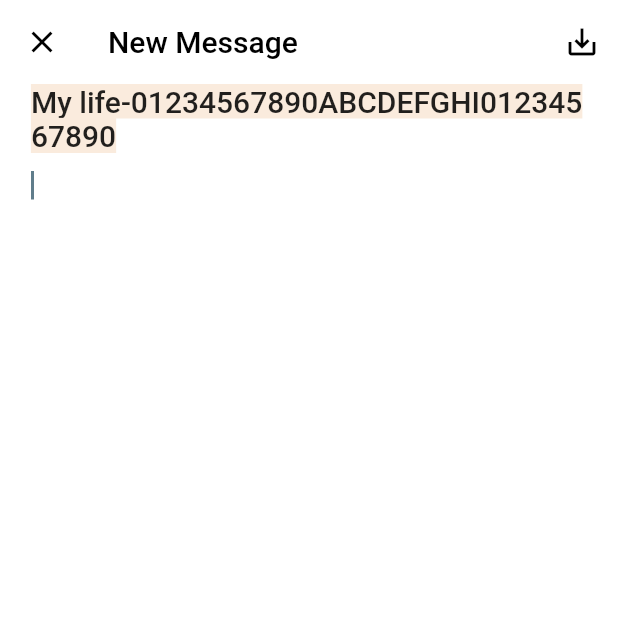
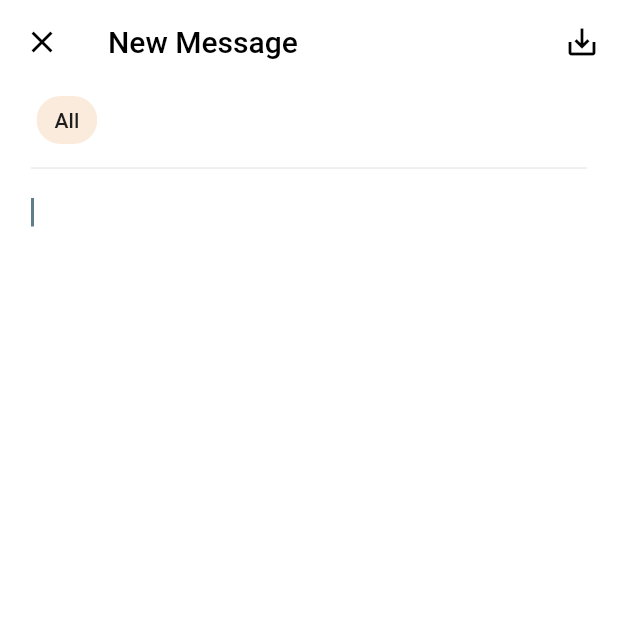
Before and after one commit to edward-jo/mono_story, a Flutter app: the screen it shows after launch, after a tap on the "add" icon, on a phone screen of 412 x 824 dp, the top half of it. Run offline on Flutter 3.47's test engine with Material 2 defaults, Android fonts, the phone set to English and light mode, and no system bars; our stand-ins replace flutter_dotenv, get_it, google_fonts, sqflite; missing offline and left inert: icloud_storage; accounts and stored records are empty.

Commit message:
Show thread name Chip on NewMessage screen

```diff
--- a/lib/ui/views/main/home/home_screen.dart
+++ b/lib/ui/views/main/home/home_screen.dart
@@ -30,14 +30,14 @@ class _HomeScreenState extends State<HomeScreen> {
           title: Builder(builder: (context) {
             return ThreadNameButton(
               name: _currentThread,
-              onPressed: () => showThreadSelectList(context),
+              onPressed: () => _showThreadSelectList(context),
             );
           }),
           // -- ACTIONS --
           actions: <Widget>[
             Builder(builder: (context) {
               return IconButton(
-                onPressed: () => showNewMessage(context),
+                onPressed: () => _showNewMessage(context),
                 icon: const Icon(Icons.add_outlined),
               );
             })
@@ -52,7 +52,7 @@ class _HomeScreenState extends State<HomeScreen> {
     );
   }
 
-  void showThreadSelectList(BuildContext context) {
+  void _showThreadSelectList(BuildContext context) {
     showModalBottomSheet(
       context: context,
       builder: (ctx) {
@@ -66,9 +66,14 @@ class _HomeScreenState extends State<HomeScreen> {
     );
   }
 
-  void showNewMessage(BuildContext context) {
+  void _showNewMessage(BuildContext context) {
     Navigator.of(context).push(
-      ModalPageRoute(child: const NewMessageScreen()),
+      ModalPageRoute(
+        child: const NewMessageScreen(),
+        settings: RouteSettings(
+            // TODO - Implement class for arguments
+            arguments: _currentThread),
+      ),
     );
   }
 }
--- a/lib/ui/views/main/home/new_message/new_message_screen.dart
+++ b/lib/ui/views/main/home/new_message/new_message_screen.dart
@@ -1,7 +1,7 @@
 import 'package:flutter/material.dart';
 import 'package:flutter/widgets.dart';
-import 'package:mono_story/fake_data.dart';
 
+import '../thread_list_bottom_sheet.dart';
 import '/constants.dart';
 
 class NewMessageScreen extends StatefulWidget {
@@ -13,6 +13,18 @@ class NewMessageScreen extends StatefulWidget {
 
 class _NewMessageScreenState extends State<NewMessageScreen> {
   final _newMessageController = TextEditingController();
+  String _currentThreadName = '';
+  bool _loadedInitData = false;
+
+  @override
+  void didChangeDependencies() {
+    if (!_loadedInitData) {
+      String arguments = ModalRoute.of(context)!.settings.arguments as String;
+      _currentThreadName = arguments.isEmpty ? 'All' : arguments;
+      _loadedInitData = true;
+    }
+    super.didChangeDependencies();
+  }
 
   @override
   Widget build(BuildContext context) {
@@ -42,13 +54,18 @@ class _NewMessageScreenState extends State<NewMessageScreen> {
             child: Column(
               crossAxisAlignment: CrossAxisAlignment.start,
               children: <Widget>[
-                Text(
-                  fakeThreads.last,
-                  style: Theme.of(context)
-                      .textTheme
-                      .headline6!
-                      .copyWith(backgroundColor: threadNameBgColor),
-                ),
+                // -- THREAD NAME --
+                Builder(builder: (context) {
+                  return ActionChip(
+                    backgroundColor: threadNameBgColor,
+                    label: Text(_currentThreadName),
+                    onPressed: () => _showThreadSelectList(context),
+                  );
+                }),
+
+                const Divider(),
+
+                // -- MESSAGE TEXT FIELD --
                 TextField(
                   autofocus: true,
                   maxLines: 7,
@@ -66,4 +83,18 @@ class _NewMessageScreenState extends State<NewMessageScreen> {
       ),
     );
   }
+
+  void _showThreadSelectList(BuildContext context) {
+    showModalBottomSheet(
+      context: context,
+      builder: (ctx) {
+        return ThreadListBottomSheet(onTap: (threadName) {
+          setState(() {
+            _currentThreadName = threadName;
+          });
+          Navigator.of(context).pop();
+        });
+      },
+    );
+  }
 }
```
